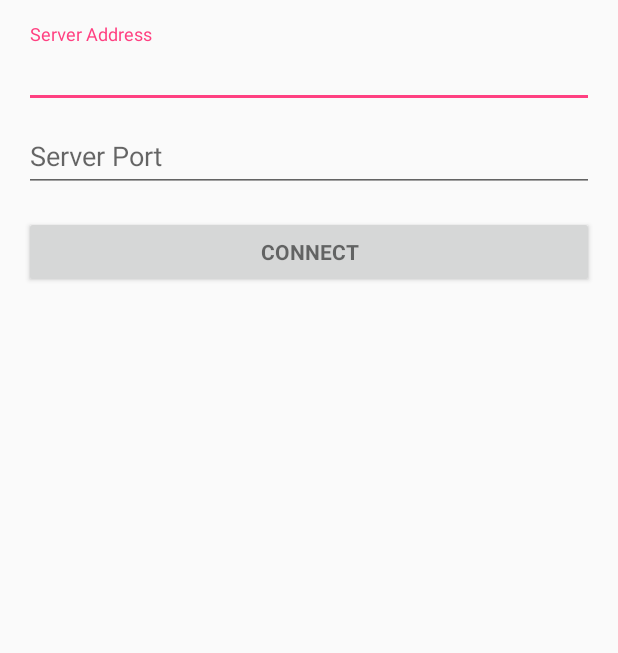
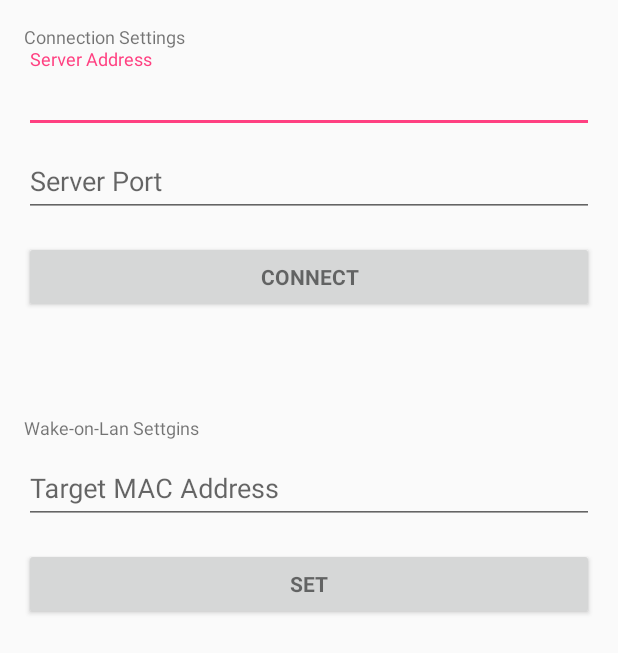
Before and after one commit to elmadjian/YARC, an Android app: the screen it shows after launch (Configuration), after a tap on "Server Configuration", on a phone screen of 412 x 824 dp. Shown: the top 653 px of the screen. Run offline under Robolectric (Android 15) with nearby library versions, the phone set to English and light mode, and no system bars; 3 other taps on this screen came first.

Commit message:
adding power on/off capability via WoL

```diff
--- a/RemoteControl/app/build.gradle
+++ b/RemoteControl/app/build.gradle
@@ -27,4 +27,5 @@ dependencies {
     compile 'com.android.support:appcompat-v7:24.2.1'
     compile 'com.android.support:design:24.2.1'
     testCompile 'junit:junit:4.12'
+    compile 'com.android.support.constraint:constraint-layout:1.1.3'
 }
--- a/RemoteControl/app/src/main/java/com/elmad/yarc/Configuration.java
+++ b/RemoteControl/app/src/main/java/com/elmad/yarc/Configuration.java
@@ -15,7 +15,8 @@ import java.net.Socket;
 public class Configuration extends AppCompatActivity {
 
     private AutoCompleteTextView ipAddress;
-    private EditText port;
+    private AutoCompleteTextView port;
+    private AutoCompleteTextView macAddress;
     public Socket clientSock;
 
     @Override
@@ -24,7 +25,8 @@ public class Configuration extends AppCompatActivity {
         setContentView(R.layout.activity_configuration);
 
         ipAddress = (AutoCompleteTextView) findViewById(R.id.host_ip);
-        port = (EditText) findViewById(R.id.host_port);
+        port = (AutoCompleteTextView) findViewById(R.id.host_port);
+        macAddress = (AutoCompleteTextView) findViewById(R.id.mac_address);
 
         String previousAddress = MainActivity.pref.getString("RCHostAddress", "n/a");
         if (!(previousAddress).equals("n/a"))
@@ -33,6 +35,10 @@ public class Configuration extends AppCompatActivity {
         String previousPort = MainActivity.pref.getString("RCHostPort", "n/a");
         if (!(previousPort).equals("n/a"))
             port.setText(previousPort);
+
+        String previousMAC = MainActivity.pref.getString("RCMACAddress", "n/a");
+        if (!(previousMAC).equals("n/a"))
+            macAddress.setText(previousMAC);
 
         Button connButton = (Button) findViewById(R.id.conn_button);
         connButton.setOnClickListener(new OnClickListener() {
@@ -48,5 +54,16 @@ public class Configuration extends AppCompatActivity {
                 Configuration.super.onBackPressed();
             }
         });
+
+        Button wolButton = (Button) findViewById(R.id.power_button);
+        wolButton.setOnClickListener(new OnClickListener() {
+            @Override
+            public void onClick(View view) {
+                SharedPreferences.Editor edit = MainActivity.pref.edit();
+                edit.putString("RCMACAddress", macAddress.getText().toString());
+                edit.apply();
+                Configuration.super.onBackPressed();
+            }
+        });
     }
 }
--- /dev/null
+++ b/RemoteControl/app/src/main/res/drawable/ic_power_off_24dp.xml
@@ -0,0 +1,5 @@
+<vector android:height="24dp" android:tint="#FFFFFF"
+    android:viewportHeight="24.0" android:viewportWidth="24.0"
+    android:width="24dp" xmlns:android="http://schemas.android.com/apk/res/android">
+    <path android:fillColor="#FF000000" android:pathData="M13,3h-2v10h2L13,3zM17.83,5.17l-1.42,1.42C17.99,7.86 19,9.81 19,12c0,3.87 -3.13,7 -7,7s-7,-3.13 -7,-7c0,-2.19 1.01,-4.14 2.58,-5.42L6.17,5.17C4.23,6.82 3,9.26 3,12c0,4.97 4.03,9 9,9s9,-4.03 9,-9c0,-2.74 -1.23,-5.18 -3.17,-6.83z"/>
+</vector>
--- /dev/null
+++ b/RemoteControl/app/src/main/res/drawable/ic_power_on_24dp.xml
@@ -0,0 +1,5 @@
+<vector android:height="24dp" android:tint="#FF107C"
+    android:viewportHeight="24.0" android:viewportWidth="24.0"
+    android:width="24dp" xmlns:android="http://schemas.android.com/apk/res/android">
+    <path android:fillColor="#FF000000" android:pathData="M13,3h-2v10h2L13,3zM17.83,5.17l-1.42,1.42C17.99,7.86 19,9.81 19,12c0,3.87 -3.13,7 -7,7s-7,-3.13 -7,-7c0,-2.19 1.01,-4.14 2.58,-5.42L6.17,5.17C4.23,6.82 3,9.26 3,12c0,4.97 4.03,9 9,9s9,-4.03 9,-9c0,-2.74 -1.23,-5.18 -3.17,-6.83z"/>
+</vector>
--- a/RemoteControl/app/src/main/res/layout/activity_configuration.xml
+++ b/RemoteControl/app/src/main/res/layout/activity_configuration.xml
@@ -10,15 +10,17 @@
     android:paddingTop="@dimen/activity_vertical_margin"
     tools:context="com.cadu.yarc.Configuration">
 
-    <ScrollView
-        android:id="@+id/server_form"
+    <TextView
+        android:id="@+id/conn_header"
         android:layout_width="match_parent"
-        android:layout_height="match_parent">
+        android:layout_height="wrap_content"
+        android:text="@string/conn_settings"
+        android:textSize="12sp" />
 
     <LinearLayout
         android:id="@+id/conn_form"
         android:layout_width="match_parent"
-            android:layout_height="wrap_content"
+        android:layout_height="244dp"
         android:orientation="vertical">
 
         <android.support.design.widget.TextInputLayout
@@ -38,12 +40,12 @@
             android:layout_width="match_parent"
             android:layout_height="wrap_content">
 
-                <EditText
+            <AutoCompleteTextView
                 android:id="@+id/host_port"
                 android:layout_width="match_parent"
                 android:layout_height="wrap_content"
-                    android:hint="@string/host_port"
-                    android:maxLines="1" />
+                android:layout_weight="1"
+                android:hint="@string/host_port" />
 
         </android.support.design.widget.TextInputLayout>
 
@@ -57,5 +59,41 @@
             android:textStyle="bold" />
 
     </LinearLayout>
-    </ScrollView>
+
+    <TextView
+        android:id="@+id/power_header"
+        android:layout_width="match_parent"
+        android:layout_height="wrap_content"
+        android:text="@string/wol_settings"
+        android:textSize="12sp" />
+
+    <LinearLayout
+        android:id="@+id/power_form"
+        android:layout_width="match_parent"
+        android:layout_height="match_parent"
+        android:orientation="vertical">
+
+        <android.support.design.widget.TextInputLayout
+            android:layout_width="match_parent"
+            android:layout_height="wrap_content">
+
+            <AutoCompleteTextView
+                android:id="@+id/mac_address"
+                android:layout_width="match_parent"
+                android:layout_height="wrap_content"
+                android:layout_weight="1"
+                android:hint="@string/mac_address" />
+        </android.support.design.widget.TextInputLayout>
+
+        <Button
+            android:id="@+id/power_button"
+            style="?android:textAppearanceSmall"
+            android:layout_width="match_parent"
+            android:layout_height="wrap_content"
+            android:layout_marginTop="16dp"
+            android:text="@string/set"
+            android:textStyle="bold" />
+
     </LinearLayout>
+
+</LinearLayout>
--- a/RemoteControl/app/src/main/res/menu/menu_main.xml
+++ b/RemoteControl/app/src/main/res/menu/menu_main.xml
@@ -3,19 +3,26 @@
       xmlns:app="http://schemas.android.com/apk/res-auto">
 
     <item
+        android:id="@+id/power"
+        android:icon="@drawable/ic_power_off_24dp"
+        android:title="@string/power"
+        app:showAsAction="always"
+        />
+
+    <item
         android:id="@+id/home"
         android:icon="@drawable/ic_home_black_24dp"
-        android:title="Home Button"
+        android:title="@string/home_button"
         app:showAsAction="always" />
     <item
         android:id="@+id/keyboard"
         android:icon="@drawable/ic_keyboard_black_24dp"
-        android:title="Keyboard Input"
+        android:title="@string/keyboard_input"
         app:showAsAction="always" />
     <item
         android:id="@+id/config"
         android:icon="@drawable/ic_settings_black_24dp"
         app:showAsAction="always"
-        android:title="Server Configuration" />
+        android:title="@string/server_configuration" />
 
 </menu>
--- a/RemoteControl/app/src/main/res/values/strings.xml
+++ b/RemoteControl/app/src/main/res/values/strings.xml
@@ -2,9 +2,20 @@
     <string name="app_name">YARC</string>
     <string name="title_activity_configuration">Server Configuration</string>
 
-    <!-- Strings related to server connection -->
+    <!-- Strings related to server config -->
     <string name="ip_address">Server Address</string>
     <string name="host_port">Server Port</string>
     <string name="connect">connect</string>
+    <string name="set">set</string>
+    <string name="mac_address">Target MAC Address</string>
+    <string name="conn_settings">Connection Settings</string>
+    <string name="wol_settings">Wake-on-Lan Settgins</string>
+
+    <!-- Menu buttons -->
+    <string name="server_configuration">Server Configuration</string>
+    <string name="keyboard_input">Keyboard Input</string>
+    <string name="home_button">Home Button</string>
+    <string name="power">Power ON/OFF</string>
+
 
 </resources>
--- a/RemoteControl/app/src/main/res/values/styles.xml
+++ b/RemoteControl/app/src/main/res/values/styles.xml
@@ -6,6 +6,7 @@
         <item name="colorPrimary">@color/colorPrimary</item>
         <item name="colorPrimaryDark">@color/colorPrimaryDark</item>
         <item name="colorAccent">@color/colorAccent</item>
+<!--        <item name="actionBarSize">200dp</item>-->
     </style>
 
 </resources>
```
Also changed, not shown: RemoteControl/app/src/main/java/com/elmad/yarc/Client.java (+39 -11 lines), RemoteControl/app/src/main/java/com/elmad/yarc/MainActivity.java (+57 -1 lines), 2 other files. Lines whose indentation alone changed are shown as unchanged.
